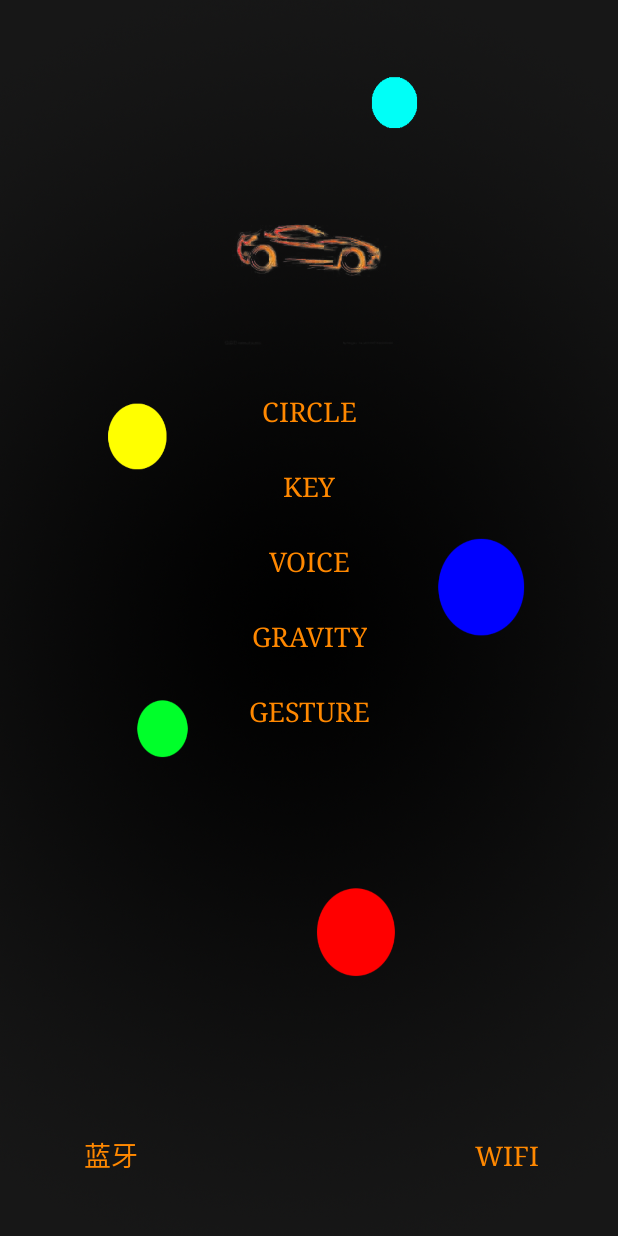
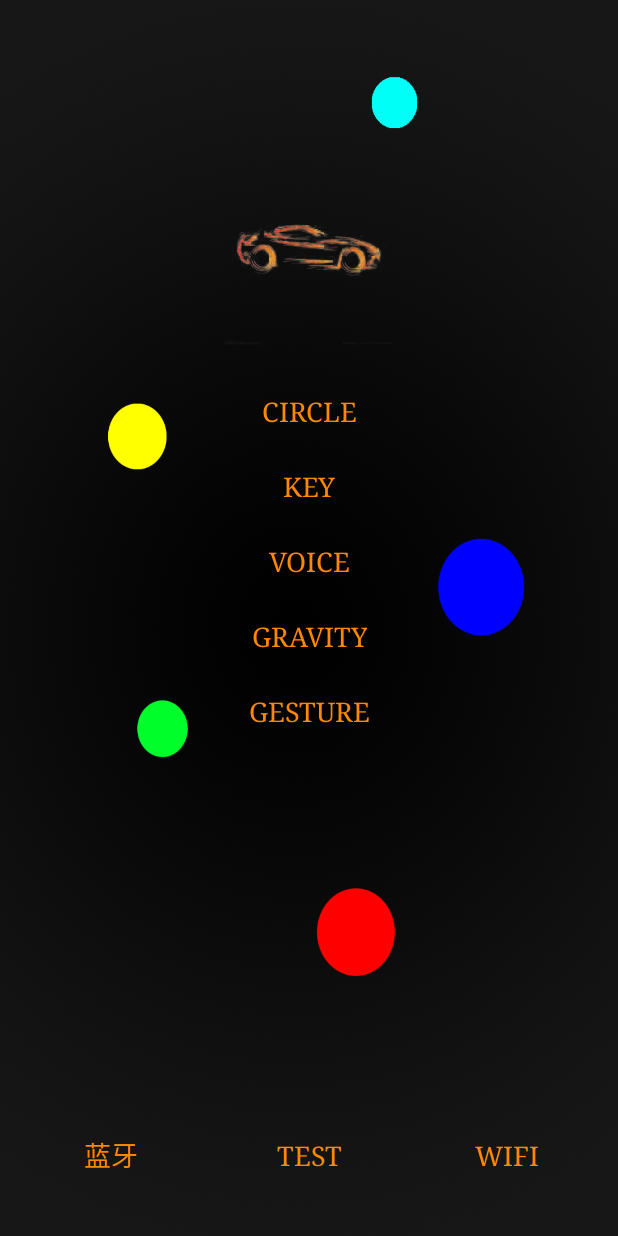
Before and after one commit to Frozenmad/IIIC, an Android app: the screen it shows after launch (MainActivity), on a phone screen of 412 x 824 dp. Run offline under Robolectric (Android 15) with nearby library versions, the phone set to English and light mode, and no system bars.

Commit message:
Add the Bluetooth test
Add one activity to test the bluetooth

```diff
--- a/Lanya/app/src/main/AndroidManifest.xml
+++ b/Lanya/app/src/main/AndroidManifest.xml
@@ -50,5 +50,6 @@
             android:screenOrientation="landscape"/>
         <activity android:name=".VoiceControl"/>
         <activity android:name=".GestureControl"/>
+        <activity android:name=".Test_for_Bluetooth"/>
     </application>
 </manifest>
--- a/Lanya/app/src/main/java/com/firegroup/lanya/MainActivity.java
+++ b/Lanya/app/src/main/java/com/firegroup/lanya/MainActivity.java
@@ -67,6 +67,11 @@ public class MainActivity extends AppCompatActivity {
         startActivity(intent);
     }
 
+    public void startTest(View view){
+        Intent intent = new Intent(this,Test_for_Bluetooth.class);
+        startActivity(intent);
+    }
+
 
     public void startWiFi(View view){
         myApp.startDiscover();
--- a/Lanya/app/src/main/res/layout/start_activity.xml
+++ b/Lanya/app/src/main/res/layout/start_activity.xml
@@ -95,4 +95,17 @@
         android:layout_alignParentRight="true"
         android:layout_marginRight="30dp"
         android:layout_marginBottom="30dp"/>
+    <Button
+        android:layout_width="wrap_content"
+        android:layout_height="wrap_content"
+        android:id="@+id/start_test"
+        android:text="test"
+        style="@style/Widget.AppCompat.Button.Borderless"
+        android:fontFamily="serif"
+        android:textColor="@android:color/holo_orange_dark"
+        android:textSize="18sp"
+        android:onClick="startTest"
+        android:layout_alignParentBottom="true"
+        android:layout_centerHorizontal="true"
+        android:layout_marginBottom="30dp"/>
 </RelativeLayout>
```
Also changed, not shown: Lanya/app/src/main/java/com/firegroup/lanya/BluetoothConnectThread.java (+28 -1 lines), Lanya/app/src/main/java/com/firegroup/lanya/CalculateTool.java (added, +11 -0 lines), Lanya/app/src/main/java/com/firegroup/lanya/Test_for_Bluetooth.java (added, +40 -0 lines), Lanya/app/src/main/res/layout/testbluetooth.xml (added, +19 -0 lines).
